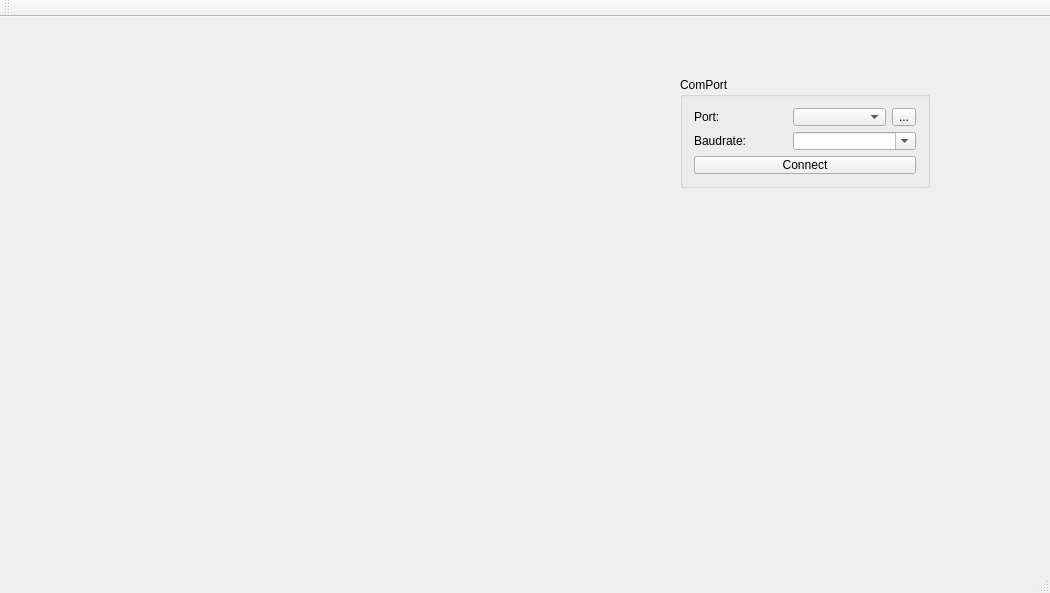
Above: mainwindow.ui from IlyaZh/FEDAL-modbus-emulator before the change. Below: the same form after it.
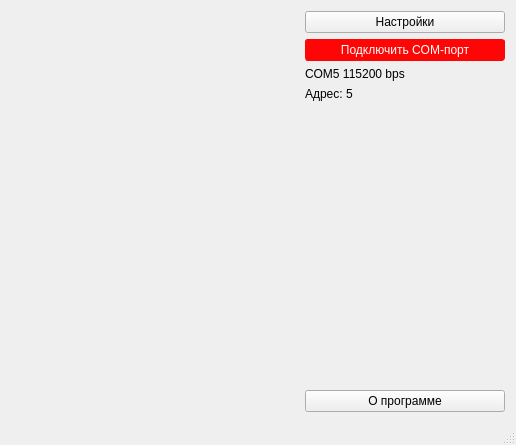
That is the form after the change. Icons and pictures are not drawn.

Commit message: Merge emulator with gui of Fedal single bench. Sync

Patch:
```diff
--- a/mainwindow.ui
+++ b/mainwindow.ui
@@ -6,81 +6,114 @@
    <rect>
     <x>0</x>
     <y>0</y>
-    <width>1050</width>
-    <height>593</height>
+    <width>516</width>
+    <height>445</height>
    </rect>
   </property>
   <property name="windowTitle">
    <string>MainWindow</string>
   </property>
   <widget class="QWidget" name="centralWidget">
-   <widget class="QGroupBox" name="groupBox">
-    <property name="geometry">
-     <rect>
-      <x>680</x>
-      <y>60</y>
-      <width>250</width>
-      <height>111</height>
-     </rect>
-    </property>
-    <property name="minimumSize">
-     <size>
-      <width>250</width>
-      <height>111</height>
-     </size>
-    </property>
-    <property name="title">
-     <string>ComPort</string>
-    </property>
     <layout class="QGridLayout" name="gridLayout">
-     <item row="1" column="0">
-      <widget class="QLabel" name="label_2">
-       <property name="text">
-        <string>Baudrate:</string>
-       </property>
-      </widget>
-     </item>
-     <item row="0" column="0">
-      <widget class="QLabel" name="label">
+    <item row="4" column="1">
+     <spacer name="verticalSpacer">
+      <property name="orientation">
+       <enum>Qt::Vertical</enum>
+      </property>
+      <property name="sizeHint" stdset="0">
+       <size>
+        <width>20</width>
+        <height>40</height>
+       </size>
+      </property>
+     </spacer>
+    </item>
+    <item row="2" column="1">
+     <widget class="QLabel" name="comStateLabel">
        <property name="text">
-        <string>Port:</string>
+       <string>COM5 115200 bps</string>
        </property>
       </widget>
      </item>
-     <item row="0" column="1">
-      <widget class="QComboBox" name="comPortBox"/>
-     </item>
-     <item row="1" column="1" colspan="2">
-      <widget class="QComboBox" name="comBaudBox">
-       <property name="editable">
-        <bool>true</bool>
-       </property>
-      </widget>
-     </item>
-     <item row="2" column="0" colspan="3">
-      <widget class="QPushButton" name="comConnectButton">
+    <item row="1" column="1">
+     <widget class="QPushButton" name="connectButton">
+      <property name="minimumSize">
+       <size>
+        <width>200</width>
+        <height>0</height>
+       </size>
+      </property>
+      <property name="maximumSize">
+       <size>
+        <width>200</width>
+        <height>16777215</height>
+       </size>
+      </property>
+      <property name="autoFillBackground">
+       <bool>false</bool>
+      </property>
+      <property name="styleSheet">
+       <string notr="true">QPushButton {
+	background:  rgb(255, 6, 6);
+	color: rgb(255, 255, 255);
+	border: 1px solid;
+	border-radius: 3px;
+	border-color: rgb(255, 6, 6);
+	padding: 3px;
+}
+
+QPushButton::checked {
+	background: rgb(36, 208, 9);
+	color: rgb(255, 255, 255);
+	border-color: rgb(36, 208, 9);
+}</string>
+      </property>
        <property name="text">
-        <string>Connect</string>
+       <string>Подключить COM-порт</string>
        </property>
        <property name="checkable">
         <bool>true</bool>
        </property>
-      </widget>
-     </item>
-     <item row="0" column="2">
-      <widget class="QToolButton" name="comRefreshButton">
+      <property name="checked">
+       <bool>false</bool>
+      </property>
+      <property name="flat">
+       <bool>false</bool>
+      </property>
+     </widget>
+    </item>
+    <item row="3" column="1">
+     <widget class="QLabel" name="comAddressLabel">
        <property name="text">
-        <string>...</string>
-       </property>
-       <property name="icon">
-        <iconset resource="resources.qrc">
-         <normaloff>:/refresh.png</normaloff>:/refresh.png</iconset>
-       </property>
-      </widget>
-     </item>
-    </layout>
-   </widget>
-  </widget>
+       <string>Адрес: 5</string>
+      </property>
+     </widget>
+    </item>
+    <item row="0" column="1">
+     <widget class="QPushButton" name="settingsButton">
+      <property name="maximumSize">
+       <size>
+        <width>250</width>
+        <height>16777215</height>
+       </size>
+      </property>
+      <property name="text">
+       <string>Настройки</string>
+      </property>
+     </widget>
+    </item>
+    <item row="5" column="1">
+     <widget class="QPushButton" name="aboutButton">
+      <property name="text">
+       <string>О программе</string>
+      </property>
+     </widget>
+    </item>
+    <item row="0" column="0" rowspan="6">
+     <widget class="QWidget" name="benchWidget" native="true"/>
+    </item>
+   </layout>
+  </widget>
   <widget class="QMenuBar" name="menuBar">
    <property name="geometry">
     <rect>
@@ -91,14 +124,6 @@
     </rect>
    </property>
   </widget>
-  <widget class="QToolBar" name="mainToolBar">
-   <attribute name="toolBarArea">
-    <enum>TopToolBarArea</enum>
-   </attribute>
-   <attribute name="toolBarBreak">
-    <bool>false</bool>
-   </attribute>
-  </widget>
   <widget class="QStatusBar" name="statusBar"/>
  </widget>
  <layoutdefault spacing="6" margin="11"/>
```
Left out of the diff: 8 changed lines with no effect on the pictures. Lines whose indentation alone changed are shown as unchanged. The commit also changes 17 other files.
